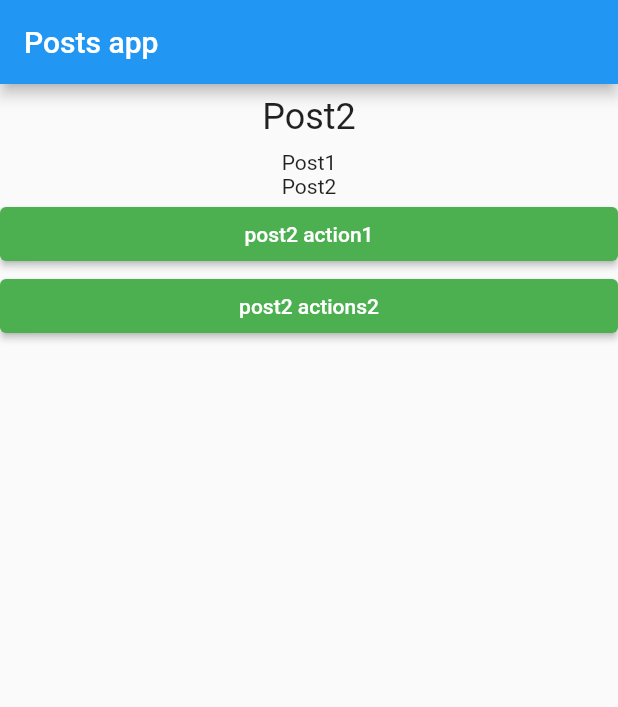
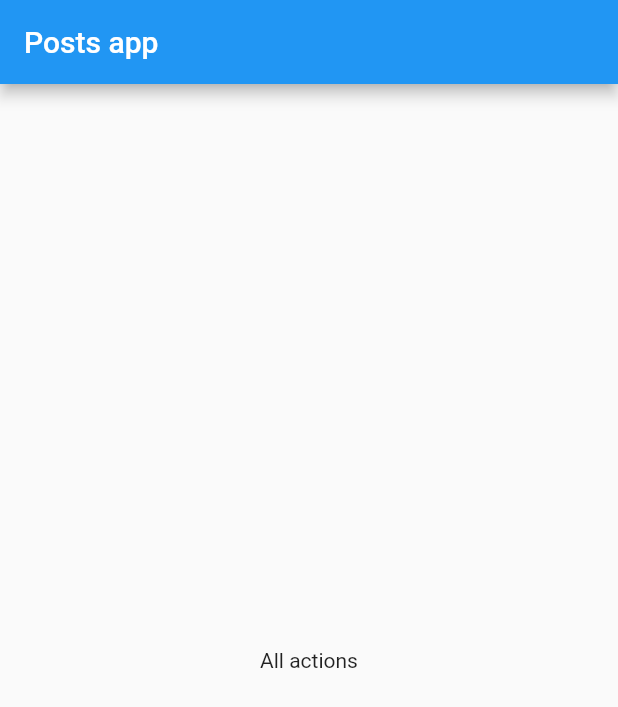
Before and after one commit to michalfirszt/flutter_posts_app, a Flutter app: the screen it shows after launch, after a tap on "post1 action1", after a tap on "post2 actions2", on a phone screen of 412 x 824 dp. Shown: the top 707 px of the screen. Run offline on Flutter 3.47's test engine with Material 2 defaults, Android fonts, the light colour scheme and no system bars.

Commit message:
Screen content after actions

```diff
--- a/lib/main.dart
+++ b/lib/main.dart
@@ -34,10 +34,13 @@ class _AppState extends State<App> {
   void _buttonAction(int actionNumber) {
     int newPostIndex = _postIndex + 1;
 
-    if (newPostIndex < App.posts.length) {
     setState(() {
       _postIndex = newPostIndex;
     });
+
+    if (newPostIndex < App.posts.length) {
+      // ignore: avoid_print
+      print('post is available');
     }
 
     // ignore: avoid_print
@@ -49,17 +52,23 @@ class _AppState extends State<App> {
     return MaterialApp(
       home: Scaffold(
         appBar: AppBar(title: Text(App.appBarTitle)),
-        body: Column(children: [
+        body: _postIndex < App.posts.length
+            ? Column(children: [
                 PostItem(
                   title: App.posts[_postIndex],
                 ),
-          ...postActions.map((element) => Text(element['post'] as String)),
+                ...postActions
+                    .map((element) => Text(element['post'] as String)),
                 ...(postActions[_postIndex]['actions'] as List<String>)
                     .mapIndexed((index, action) {
                   return PostActionButton(
-                title: Text(action), onPressed: () => _buttonAction(index));
+                      title: Text(action),
+                      onPressed: () => _buttonAction(index));
                 })
-        ]),
+              ])
+            : const Center(
+                child: Text('All actions'),
+              ),
       ),
     );
   }
```
Lines whose indentation alone changed are shown as unchanged.
